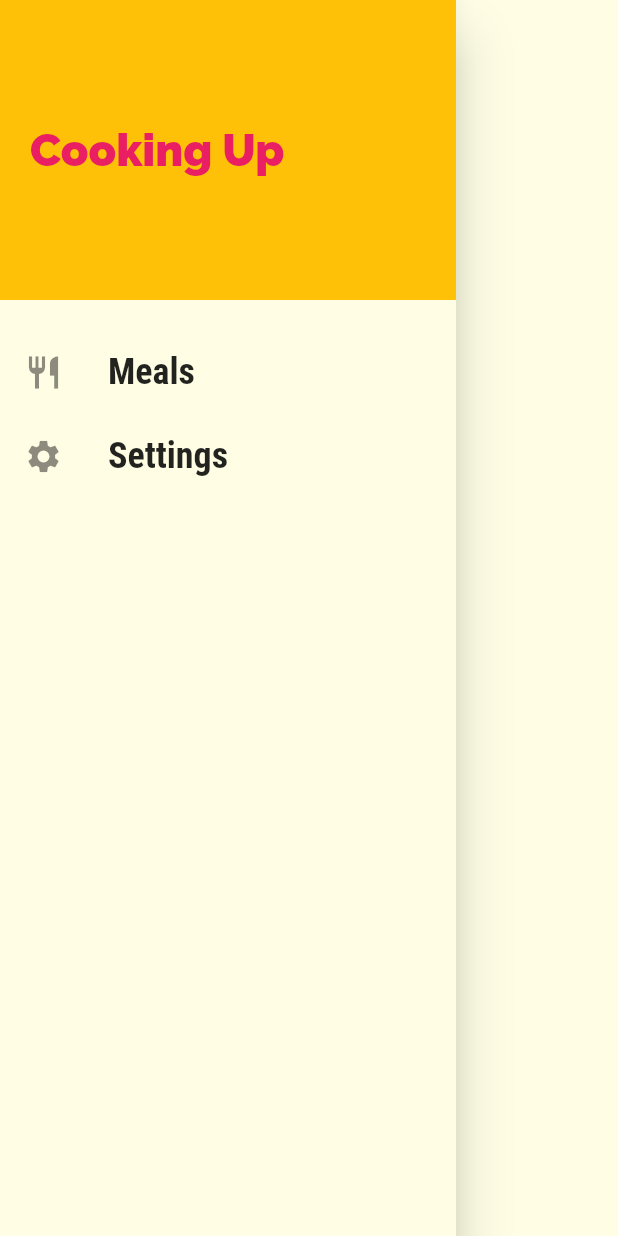
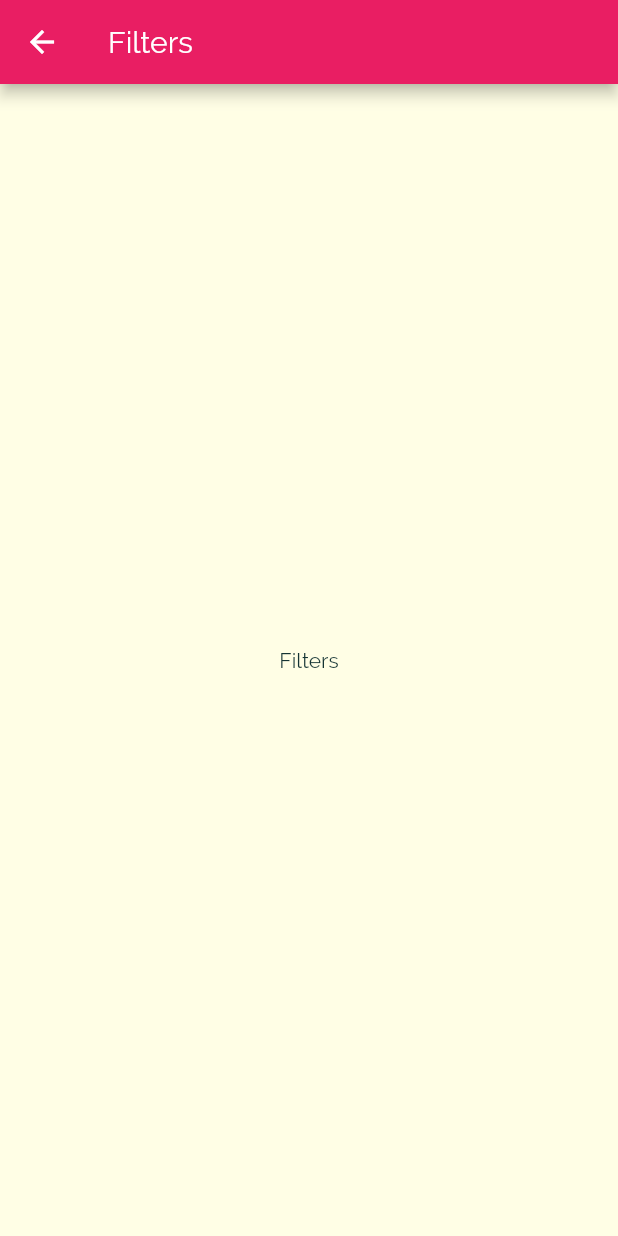
Before and after one commit to owenbriceindrianarison/meals_app, a Flutter app: the MainDrawer widget shown alone on an empty page, opened directly, after a tap on "Settings", on a phone screen of 412 x 824 dp. Run offline on Flutter 3.47's test engine with Material 2 defaults, Android fonts, the phone set to English and light mode, and no system bars.

Commit message:
Adding Links to the Drawer

```diff
--- a/lib/main.dart
+++ b/lib/main.dart
@@ -4,6 +4,7 @@ import './screens/tabs_screen.dart';
 import './screens/categories_screen.dart';
 import './screens/category_meals_screen.dart';
 import './screens/meal_detail_screen.dart';
+import './screens/filters_screen.dart';
 
 void main() {
   runApp(MyApp());
@@ -42,6 +43,7 @@ class MyApp extends StatelessWidget {
         CategoryMealsScreen.routeName: (ctx) => CategoryMealsScreen(),
         // '/category-meals': (ctx) => CategoryMealsScreen(),
         MealDetailScreen.routeName: (ctx) => MealDetailScreen(),
+        FiltersScreen.routeName: (ctx) => FiltersScreen(),
       },
       // onGenerateRoute: (settings) {
       //   if (settings.name == '/meal-detail') {
--- /dev/null
+++ b/lib/screens/filters_screen.dart
@@ -0,0 +1,17 @@
+import 'package:flutter/material.dart';
+
+class FiltersScreen extends StatelessWidget {
+  static const routeName = '/filters';
+
+  @override
+  Widget build(BuildContext context) {
+    return Scaffold(
+      appBar: AppBar(
+        title: Text('Filters'),
+      ),
+      body: Center(
+        child: Text('Filters'),
+      ),
+    );
+  }
+}
--- a/lib/widgets/main_drawer.dart
+++ b/lib/widgets/main_drawer.dart
@@ -1,7 +1,9 @@
 import 'package:flutter/material.dart';
 
+import '../screens/filters_screen.dart';
+
 class MainDrawer extends StatelessWidget {
-  Widget _buildListTile(String title, IconData icon) {
+  Widget _buildListTile(String title, IconData icon, Function tapHandler) {
     return ListTile(
       leading: Icon(
         icon,
@@ -15,7 +17,7 @@ class MainDrawer extends StatelessWidget {
           fontWeight: FontWeight.bold,
         ),
       ),
-      onTap: () {},
+      onTap: tapHandler,
     );
   }
 
@@ -42,8 +44,12 @@ class MainDrawer extends StatelessWidget {
           SizedBox(
             height: 20,
           ),
-          _buildListTile('Meals', Icons.restaurant),
-          _buildListTile('Settings', Icons.settings),
+          _buildListTile('Meals', Icons.restaurant, () {
+            Navigator.of(context).pushNamed('/');
+          }),
+          _buildListTile('Settings', Icons.settings, () {
+            Navigator.of(context).pushNamed(FiltersScreen.routeName);
+          }),
         ],
       ),
     );
```
